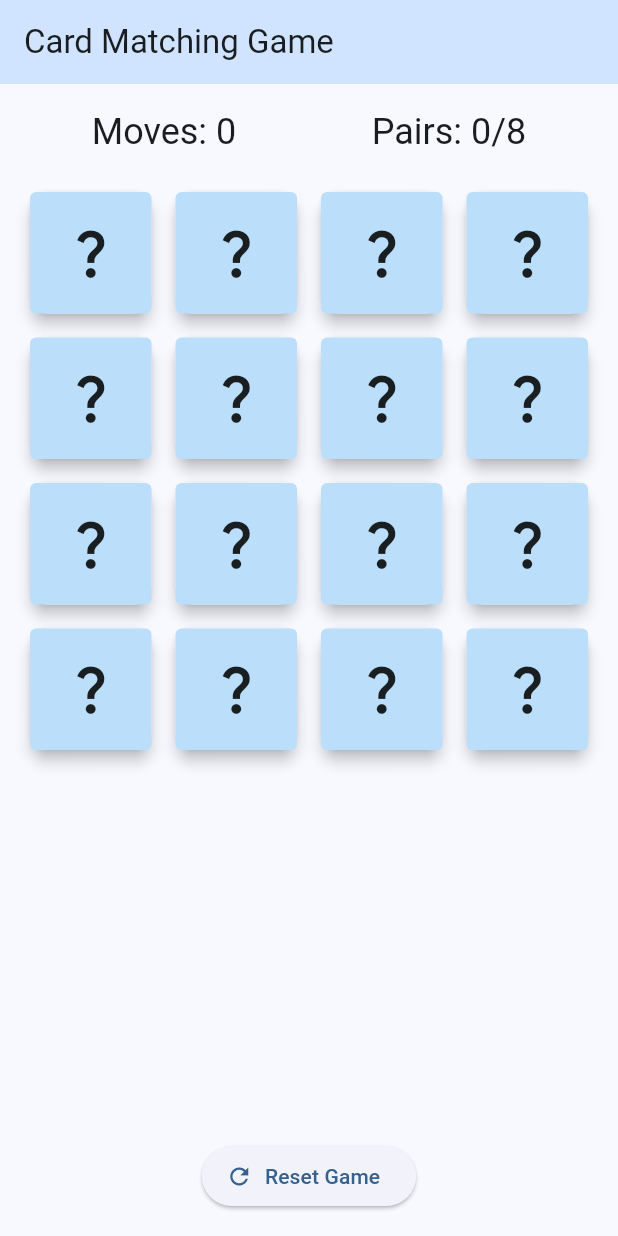
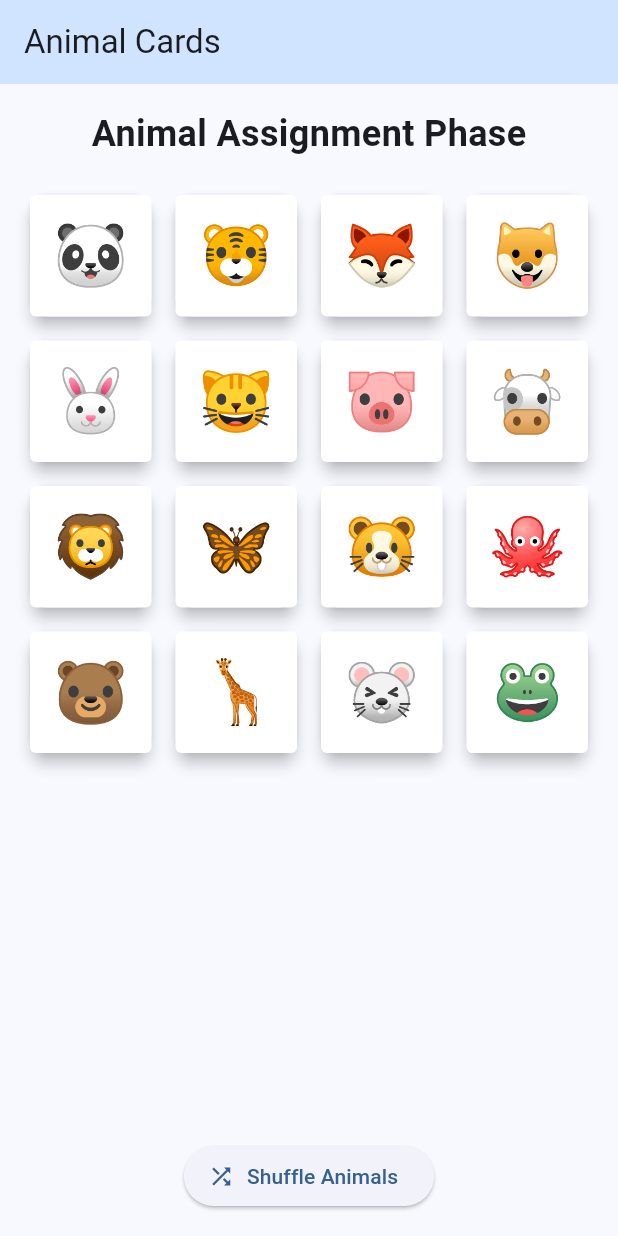
Before and after one commit to Mclovin7291/card-matching-game, a Flutter app: the screen it shows after launch, on a phone screen of 412 x 824 dp. Run offline on Flutter 3.47's test engine with Material 3 defaults, Android fonts, the light colour scheme and no system bars.

Commit message:
assign animals to each card with a shuffle buttton to shuffle cards

```diff
--- a/lib/main.dart
+++ b/lib/main.dart
@@ -1,8 +1,14 @@
 import 'package:flutter/material.dart';
 import 'package:provider/provider.dart';
+import 'providers/game_provider.dart';
 
 void main() {
-  runApp(const MyApp());
+  runApp(
+    ChangeNotifierProvider(
+      create: (context) => GameProvider(),
+      child: const MyApp(),
+    ),
+  );
 }
 
 class MyApp extends StatelessWidget {
@@ -28,29 +34,21 @@
   Widget build(BuildContext context) {
     return Scaffold(
       appBar: AppBar(
-        title: const Text('Card Matching Game'),
+        title: const Text('Animal Cards'),
         backgroundColor: Theme.of(context).colorScheme.primaryContainer,
       ),
-      body: Padding(
+      body: Consumer<GameProvider>(
+        builder: (context, gameProvider, child) {
+          return Padding(
             padding: const EdgeInsets.all(16.0),
             child: Column(
               children: [
-            // Score and moves counter
-            Row(
-              mainAxisAlignment: MainAxisAlignment.spaceAround,
-              children: [
-                Text(
-                  'Moves: 0',
-                  style: Theme.of(context).textTheme.headlineSmall,
-                ),
-                Text(
-                  'Pairs: 0/8',
-                  style: Theme.of(context).textTheme.headlineSmall,
-                ),
-              ],
+                const Text(
+                  'Animal Assignment Phase',
+                  style: TextStyle(fontSize: 24, fontWeight: FontWeight.bold),
                 ),
                 const SizedBox(height: 20),
-            // Card grid will go here
+                // Card grid
                 Expanded(
                   child: GridView.builder(
                     gridDelegate: const SliverGridDelegateWithFixedCrossAxisCount(
@@ -58,21 +56,20 @@
                       crossAxisSpacing: 8,
                       mainAxisSpacing: 8,
                     ),
-                itemCount: 16, // 4x4 grid
+                    itemCount: gameProvider.cards.length,
                     itemBuilder: (context, index) {
+                      final card = gameProvider.cards[index];
                       return Card(
                         elevation: 4,
-                    child: InkWell(
-                      onTap: () {
-                        // Card flip logic will go here
-                      },
                         child: Container(
                           decoration: BoxDecoration(
-                          color: Colors.blue.shade100,
+                            color: Colors.white,
                             borderRadius: BorderRadius.circular(4),
                           ),
-                        child: const Center(
-                          child: Icon(Icons.question_mark, size: 40),
+                          child: Center(
+                            child: Text(
+                              card.animal,
+                              style: const TextStyle(fontSize: 40),
                             ),
                           ),
                         ),
@@ -81,16 +78,16 @@
                   ),
                 ),
                 const SizedBox(height: 20),
-            // Reset button
+                // Shuffle button
                 ElevatedButton.icon(
-              onPressed: () {
-                // Reset game logic will go here
-              },
-              icon: const Icon(Icons.refresh),
-              label: const Text('Reset Game'),
+                  onPressed: gameProvider.initGame,
+                  icon: const Icon(Icons.shuffle),
+                  label: const Text('Shuffle Animals'),
                 ),
               ],
             ),
+          );
+        },
       ),
     );
   }
--- /dev/null
+++ b/lib/models/card_model.dart
@@ -0,0 +1,19 @@
+class GameCard {
+  final int id;
+  final String animal;
+
+  GameCard({
+    required this.id,
+    required this.animal,
+  });
+
+  GameCard copyWith({
+    int? id,
+    String? animal,
+  }) {
+    return GameCard(
+      id: id ?? this.id,
+      animal: animal ?? this.animal,
+    );
+  }
+}
--- /dev/null
+++ b/lib/providers/game_provider.dart
@@ -0,0 +1,36 @@
+import 'dart:math';
+import 'package:flutter/material.dart';
+import '../models/card_model.dart';
+
+class GameProvider extends ChangeNotifier {
+  List<GameCard> cards = [];
+
+  // List of animal emojis for cards
+  final List<String> animals = [
+    '🐶', '🐱', '🐭', '🐹',
+    '🐰', '🦊', '🐻', '🐼',
+    '🦁', '🐯', '🐮', '🐷',
+    '🐸', '🐙', '🦋', '🦒',
+  ];
+
+  GameProvider() {
+    initGame();
+  }
+
+  void initGame() {
+    // Shuffle the animals list
+    final shuffledAnimals = [...animals];
+    shuffledAnimals.shuffle(Random());
+
+    // Create cards with shuffled animals
+    cards = List.generate(
+      16, // 4x4 grid
+      (index) => GameCard(
+        id: index,
+        animal: shuffledAnimals[index],
+      ),
+    );
+
+    notifyListeners();
+  }
+}
```
Lines whose indentation alone changed are shown as unchanged.
